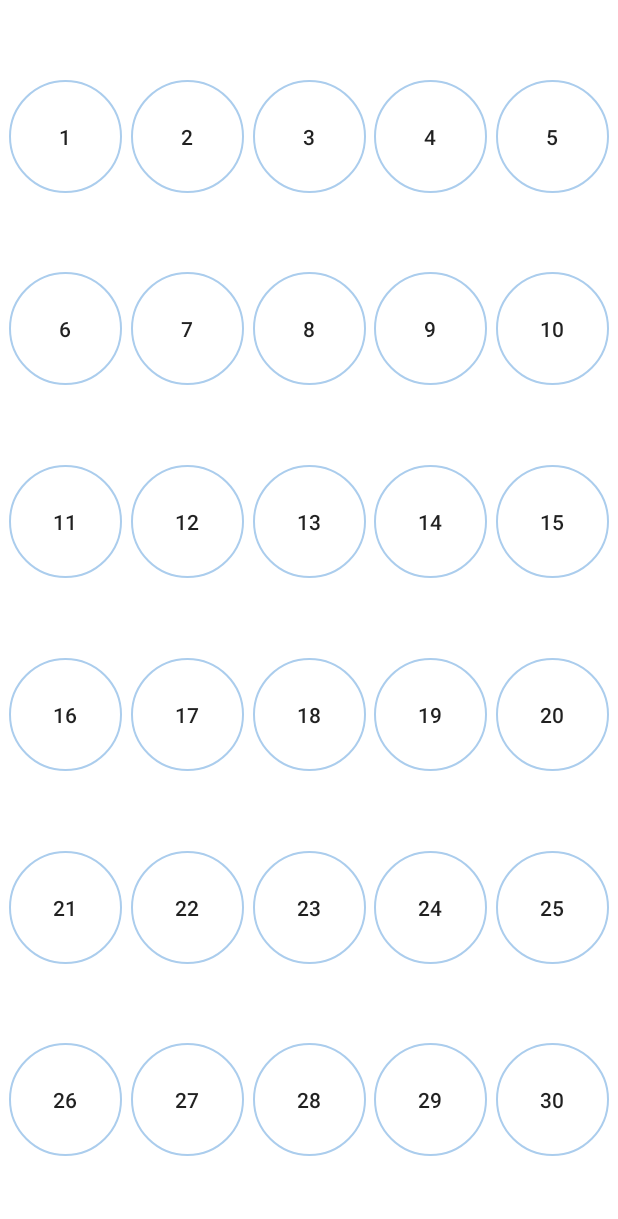
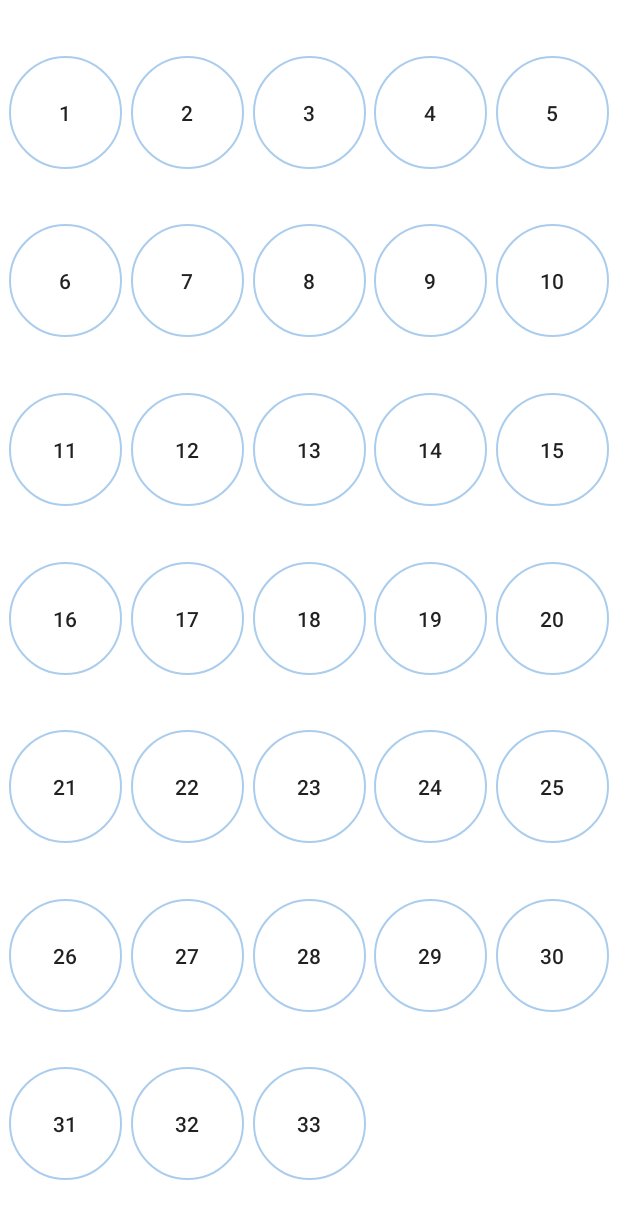
Before and after one commit to JuhyeokLee97/66_Challenge, an Android app: the screen it shows after launch (TableOfDiaryActivity), on a phone screen of 412 x 824 dp. Shown: the top 1219 px of the screen. Run offline under Robolectric (Android 15) with nearby library versions, the phone set to English and light mode, and no system bars.

Commit message:
#27 날짜 선택 페이지(34-66)  - 날짜 선택 페이지_1 (1-33)

```diff
--- a/app/src/main/res/layout/table_of_diary_date.xml
+++ b/app/src/main/res/layout/table_of_diary_date.xml
@@ -400,7 +400,7 @@
         android:layout_width="0dp"
         android:layout_height="wrap_content"
         android:orientation="horizontal"
-        app:layout_constraintBottom_toBottomOf="parent"
+        app:layout_constraintBottom_toTopOf="@id/from_31_to_33_container"
         app:layout_constraintEnd_toEndOf="parent"
         app:layout_constraintStart_toStartOf="parent"
         app:layout_constraintTop_toBottomOf="@id/from_21_to_25_container">
@@ -472,5 +472,83 @@
 
     </androidx.constraintlayout.widget.ConstraintLayout>
 
+    <!-- 31 ~ 33 day -->
+    <androidx.constraintlayout.widget.ConstraintLayout
+        android:id="@+id/from_31_to_33_container"
+        android:layout_width="0dp"
+        android:layout_height="wrap_content"
+        android:orientation="horizontal"
+        app:layout_constraintBottom_toBottomOf="parent"
+        app:layout_constraintEnd_toEndOf="parent"
+        app:layout_constraintStart_toStartOf="parent"
+        app:layout_constraintTop_toBottomOf="@id/from_26_to_30_container">
+
+        <androidx.appcompat.widget.AppCompatButton
+            android:id="@+id/btn_date_31"
+            android:layout_width="75dp"
+            android:layout_height="75dp"
+            android:layout_weight="6"
+            android:background="@drawable/shape_circle"
+            android:gravity="center"
+            android:text="31"
+            app:layout_constraintBottom_toBottomOf="parent"
+            app:layout_constraintEnd_toStartOf="@id/btn_date_32"
+            app:layout_constraintStart_toStartOf="parent"
+            app:layout_constraintTop_toTopOf="parent" />
+
+        <androidx.appcompat.widget.AppCompatButton
+            android:id="@+id/btn_date_32"
+            android:layout_width="75dp"
+            android:layout_height="75dp"
+            android:layout_weight="1"
+            android:background="@drawable/shape_circle"
+            android:gravity="center"
+            android:text="32"
+            app:layout_constraintBottom_toBottomOf="parent"
+            app:layout_constraintEnd_toStartOf="@id/btn_date_33"
+            app:layout_constraintStart_toEndOf="@id/btn_date_31"
+            app:layout_constraintTop_toTopOf="parent" />
+
+        <androidx.appcompat.widget.AppCompatButton
+            android:id="@+id/btn_date_33"
+            android:layout_width="75dp"
+            android:layout_height="75dp"
+            android:layout_weight="1"
+            android:background="@drawable/shape_circle"
+            android:gravity="center"
+            android:text="33"
+            app:layout_constraintBottom_toBottomOf="parent"
+            app:layout_constraintEnd_toStartOf="@id/btn_date_34"
+            app:layout_constraintStart_toEndOf="@id/btn_date_32"
+            app:layout_constraintTop_toTopOf="parent" />
+
+        <androidx.appcompat.widget.AppCompatButton
+            android:id="@+id/btn_date_34"
+            android:layout_width="75dp"
+            android:layout_height="75dp"
+            android:layout_weight="1"
+            android:background="@drawable/shape_circle"
+            android:gravity="center"
+            android:visibility="invisible"
+            app:layout_constraintBottom_toBottomOf="parent"
+            app:layout_constraintEnd_toStartOf="@id/btn_date_35"
+            app:layout_constraintStart_toEndOf="@id/btn_date_33"
+            app:layout_constraintTop_toTopOf="parent" />
+
+        <androidx.appcompat.widget.AppCompatButton
+            android:id="@+id/btn_date_35"
+            android:layout_width="75dp"
+            android:layout_height="75dp"
+            android:layout_weight="1"
+            android:background="@drawable/shape_circle"
+            android:gravity="center"
+            android:visibility="invisible"
+            app:layout_constraintBottom_toBottomOf="parent"
+            app:layout_constraintEnd_toEndOf="parent"
+            app:layout_constraintStart_toEndOf="@id/btn_date_34"
+            app:layout_constraintTop_toTopOf="parent" />
+
+    </androidx.constraintlayout.widget.ConstraintLayout>
+
 
 </androidx.constraintlayout.widget.ConstraintLayout>
```
